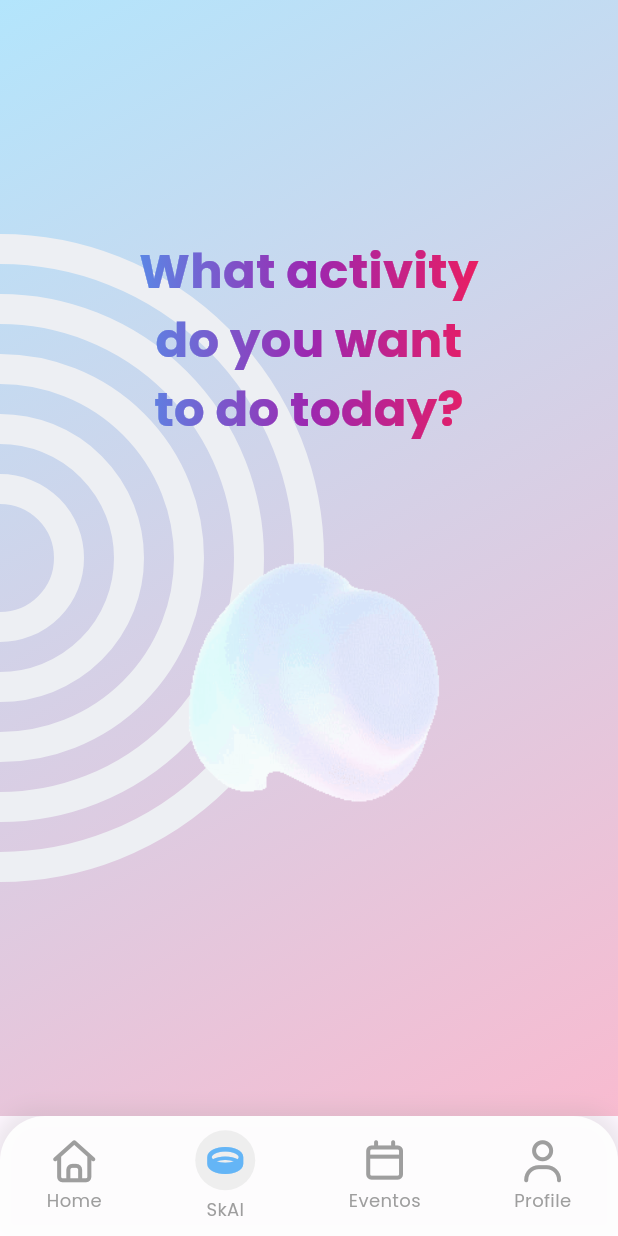
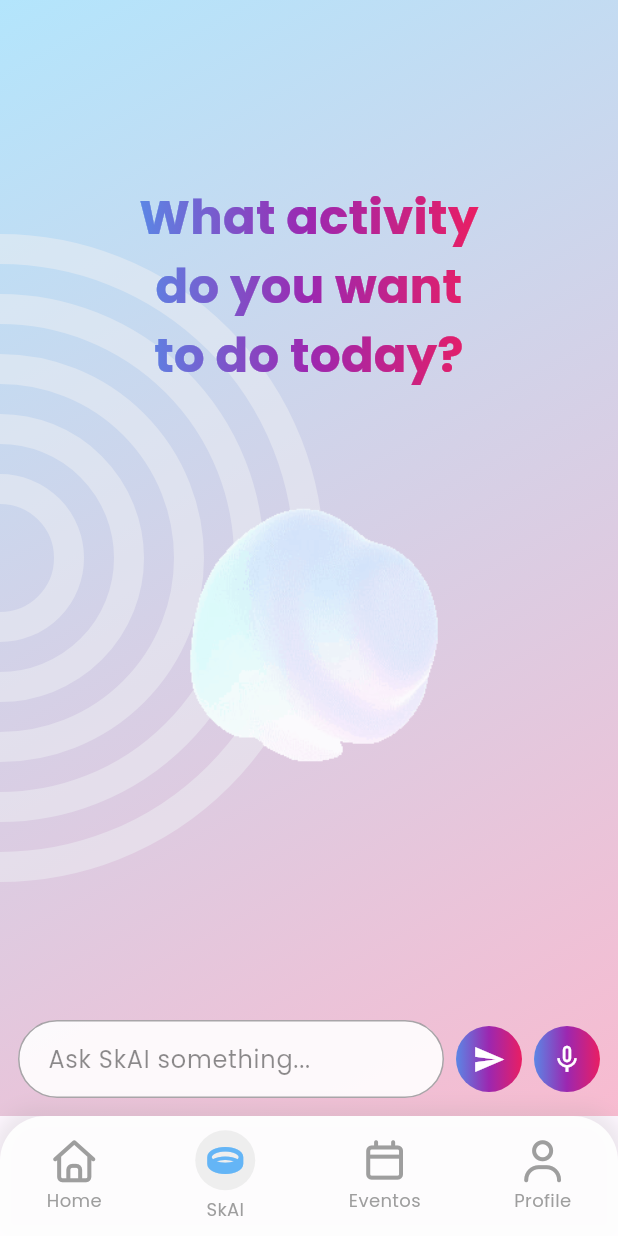
Before and after one commit to hiramcastillo36/space-apps-app, a Flutter app: the NavigationShell screen opened by its route, scrolled down 48 dp, after a tap on "Ask SkAI", on a phone screen of 412 x 824 dp. Run offline on Flutter 3.47's test engine with Material 3 defaults, Android fonts, the phone set to English and light mode, and no system bars; our stand-ins replace awesome_snackbar_content, flutter_tts, font_awesome_flutter, google_fonts, speech_to_text; statements that could not run were skipped.

Commit message:
feat: integration

```diff
--- a/lib/skai.dart
+++ b/lib/skai.dart
@@ -1,4 +1,5 @@
 import 'dart:async';
+import 'dart:math' as math;
 import 'package:flutter/material.dart';
 import 'package:google_fonts/google_fonts.dart';
 import 'package:web_socket_channel/web_socket_channel.dart';
@@ -9,13 +10,16 @@ import 'package:speech_to_text/speech_to_text.dart' as stt;
 import 'package:skai/services/auth_service.dart';
 import 'package:skai/services/conversation_service.dart';
 
-// Modelo de mensaje
+// --- Modelos y Enums ---
 class ChatMessage {
   final String text;
   final bool isUser;
   ChatMessage({required this.text, required this.isUser});
 }
 
+enum WeatherTheme { normal, sunny, verySunny, rainy }
+
+// --- Widget Principal ---
 class SkaiPage extends StatefulWidget {
   const SkaiPage({super.key});
 
@@ -23,27 +27,32 @@ class SkaiPage extends StatefulWidget {
   State<SkaiPage> createState() => _SkaiPageState();
 }
 
-class _SkaiPageState extends State<SkaiPage>
-    with SingleTickerProviderStateMixin {
+class _SkaiPageState extends State<SkaiPage> with TickerProviderStateMixin {
+  // 1. DECLARACIÓN DE VARIABLES DE ESTADO
   final TextEditingController _controller = TextEditingController();
   final ScrollController _scrollController = ScrollController();
   final List<ChatMessage> _messages = [];
 
-  bool _isInitialState = true;   // estamos en la vista inicial
+  bool _isInitialState = true;
+  WeatherTheme _currentTheme = WeatherTheme.normal;
 
   // Animación de salida del sphere (intro)
   late final AnimationController _introCtrl;
   late final Animation<double> _scaleAnim;
   late final Animation<double> _fadeAnim;
-  bool _isHidingIntro = false;   // para no duplicar animaciones
-  String? _pendingFirstMessage;  // texto a enviar tras animación (si fue por Enter)
+  bool _isHidingIntro = false;
+  String? _pendingFirstMessage;
 
-  // Gradiente de marca (consistente con Index/Profile)
+  // Gradiente de marca
   static const LinearGradient _brandGradient = LinearGradient(
     colors: [Color(0xFF5B86E5), Color(0xFF9C27B0), Color(0xFFE91E63)],
     begin: Alignment.centerLeft,
     end: Alignment.centerRight,
   );
+
+  // Controladores de animación de clima
+  late final AnimationController _sunController;
+  late final AnimationController _rainController;
 
   // WebSocket
   late WebSocketChannel _channel;
@@ -59,31 +68,106 @@ class _SkaiPageState extends State<SkaiPage>
   late stt.SpeechToText _speech;
   bool _isListening = false;
 
+  // 2. MÉTODOS DE CICLO DE VIDA (initState y dispose)
   @override
   void initState() {
     super.initState();
+
+    // Animación intro
     _introCtrl = AnimationController(
       vsync: this,
       duration: const Duration(milliseconds: 420),
     );
     _scaleAnim = CurvedAnimation(parent: _introCtrl, curve: Curves.easeIn);
-    _fadeAnim =
-        CurvedAnimation(parent: _introCtrl, curve: Curves.easeInOutCubic);
+    _fadeAnim = CurvedAnimation(parent: _introCtrl, curve: Curves.easeInOutCubic);
+
+    // Animaciones de clima
+    _sunController = AnimationController(
+      vsync: this,
+      duration: const Duration(seconds: 20),
+    )..repeat();
+
+    _rainController = AnimationController(
+      vsync: this,
+      duration: const Duration(seconds: 2),
+    )..repeat();
+
     _initTts();
     _initSpeech();
     _createNewConversation();
   }
 
+  @override
+  void dispose() {
+    _introCtrl.dispose();
+    _sunController.dispose();
+    _rainController.dispose();
+    _flutterTts.stop();
+    _speech.stop();
+    _subscription?.cancel();
+    _channel.sink.close();
+    _controller.dispose();
+    _scrollController.dispose();
+    super.dispose();
+  }
+
+  // 3. MÉTODO BUILD
+  @override
+  Widget build(BuildContext context) {
+    return Scaffold(
+      body: SafeArea(
+        child: Stack(
+          children: [
+            Positioned.fill(
+              child: AnimatedContainer(
+                duration: const Duration(seconds: 1),
+                curve: Curves.easeInOut,
+                decoration: BoxDecoration(
+                  gradient: _getCurrentGradient(),
+                ),
+              ),
+            ),
+            _buildWeatherAnimations(), // Animaciones de clima
+            Positioned.fill(
+              child: IgnorePointer(
+                child: BackgroundArcs(
+                  color: const Color(0xFFEDEFF3).withOpacity(0.5),
+                  stroke: 20,
+                  gap: 20,
+                  maxCoverage: 0.50,
+                  alignment: Alignment.centerLeft,
+                ),
+              ),
+            ),
+            GestureDetector(
+              behavior: HitTestBehavior.translucent,
+              onTap: () => FocusScope.of(context).unfocus(),
+              child: Column(
+                children: [
+                  Expanded(
+                    child: _isInitialState
+                        ? _buildAnimatedIntro()
+                        : _buildChatList(),
+                  ),
+                  SafeArea(top: false, child: _buildInputArea()),
+                ],
+              ),
+            ),
+          ],
+        ),
+      ),
+    );
+  }
+
+  // Crear nueva conversación
   Future<void> _createNewConversation() async {
     try {
-      // Obtener el token de autenticación
       final token = await AuthService.getToken();
       if (token == null) {
         print('No auth token available');
         return;
       }
 
-      // Crear una nueva conversación cada vez que se abre SkAI
       final conversationResult = await ConversationService.createConversation(
           'Chat ${DateTime.now().toString().split('.')[0]}'
       );
@@ -100,8 +184,6 @@ class _SkaiPageState extends State<SkaiPage>
       }
 
       print('New conversation created with ID: $_conversationId');
-
-      // Ahora conectar al WebSocket
       _connectWebSocket();
     } catch (e) {
       print('Error creating conversation: $e');
@@ -115,7 +197,6 @@ class _SkaiPageState extends State<SkaiPage>
         return;
       }
 
-      // Conectar al WebSocket con el ID de conversación
       final wsUrl = 'ws://20.151.177.103:8080/ws/chat/$_conversationId/';
 
       _channel = WebSocketChannel.connect(
@@ -134,6 +215,8 @@ class _SkaiPageState extends State<SkaiPage>
             final data = json.decode(message);
             if (!mounted) return;
             final responseText = data['message'] ?? message.toString();
+            final mood = data['mood'] as String?;
+
             setState(() {
               if (_isInitialState) {
                 _messages.clear();
@@ -143,6 +226,13 @@ class _SkaiPageState extends State<SkaiPage>
                 text: responseText,
                 isUser: false,
               ));
+
+              // Detectar tema del clima desde el campo 'mood' o desde el texto
+              if (mood != null) {
+                _setWeatherThemeFromMood(mood);
+              } else {
+                _detectWeatherTheme(responseText);
+              }
             });
             _speak(responseText);
             Timer(const Duration(milliseconds: 100), _scrollToBottom);
@@ -154,6 +244,7 @@ class _SkaiPageState extends State<SkaiPage>
                 text: responseText,
                 isUser: false,
               ));
+              _detectWeatherTheme(responseText);
             });
             _speak(responseText);
           }
@@ -218,11 +309,9 @@ class _SkaiPageState extends State<SkaiPage>
 
   Future<void> _toggleListening() async {
     if (_isListening) {
-      // Detener escucha
       await _speech.stop();
       setState(() => _isListening = false);
     } else {
-      // Iniciar escucha
       final available = await _speech.initialize();
       if (!available) {
         print('Speech recognition not available');
@@ -240,7 +329,7 @@ class _SkaiPageState extends State<SkaiPage>
             });
           }
         },
-        localeId: 'es_ES', // Español
+        localeId: 'es_ES',
         cancelOnError: true,
         listenMode: stt.ListenMode.confirmation,
       );
@@ -257,8 +346,54 @@ class _SkaiPageState extends State<SkaiPage>
     await _flutterTts.stop();
   }
 
-  // --- Envío de mensajes ---
+  // Establecer tema del clima desde el campo 'mood' del backend
+  void _setWeatherThemeFromMood(String mood) {
+    WeatherTheme newTheme = WeatherTheme.normal;
 
+    switch (mood.toLowerCase()) {
+      case 'rainy':
+        newTheme = WeatherTheme.rainy;
+        break;
+      case 'sunny':
+        newTheme = WeatherTheme.sunny;
+        break;
+      case 'verysunny':
+      case 'very_sunny':
+        newTheme = WeatherTheme.verySunny;
+        break;
+      case 'normal':
+      default:
+        newTheme = WeatherTheme.normal;
+        break;
+    }
+
+    if (newTheme != _currentTheme) {
+      _currentTheme = newTheme;
+    }
+  }
+
+  // Detectar tema del clima desde la respuesta de texto
+  void _detectWeatherTheme(String text) {
+    final input = text.toLowerCase();
+    WeatherTheme newTheme = WeatherTheme.normal;
+
+    if (input.contains('lluvia') || input.contains('rain') || input.contains('precipitación') ||
+        input.contains('llovizna')) {
+      newTheme = WeatherTheme.rainy;
+    } else if (input.contains('35') || input.contains('muy calor') || input.contains('very hot') ||
+        input.contains('ultra soleado')) {
+      newTheme = WeatherTheme.verySunny;
+    } else if (input.contains('sol') || input.contains('sunny') || input.contains('soleado') ||
+        input.contains('20') || input.contains('25') || input.contains('30')) {
+      newTheme = WeatherTheme.sunny;
+    }
+
+    if (newTheme != _currentTheme) {
+      _currentTheme = newTheme;
+    }
+  }
+
+  // 4. MÉTODOS AYUDANTES Y DE LÓGICA
   void _sendMessage() {
     final text = _controller.text.trim();
     if (text.isEmpty || !_isConnected) return;
@@ -266,20 +401,17 @@ class _SkaiPageState extends State<SkaiPage>
     FocusScope.of(context).unfocus();
 
     if (_isInitialState) {
-      // Si todavía estamos en la intro, primero ocultamos con animación
       _pendingFirstMessage = text;
       _controller.clear();
       _startChatTransition(addPendingAfter: true);
       return;
     }
 
-    // Flujo normal (ya en chat)
     final userMessage = ChatMessage(text: text, isUser: true);
     setState(() {
       _messages.add(userMessage);
     });
 
-    // Enviar mensaje por WebSocket
     final jsonMessage = json.encode({
       'message': text,
     });
@@ -288,9 +420,6 @@ class _SkaiPageState extends State<SkaiPage>
     _controller.clear();
     _scrollToBottom();
   }
-
-
-  // --- Transición de la intro (sphere) al chat ---
 
   void _startChatTransition({bool addPendingAfter = false}) {
     if (_isHidingIntro) return;
@@ -302,7 +431,6 @@ class _SkaiPageState extends State<SkaiPage>
         _isInitialState = false;
       });
 
-      // Si la transición fue gatillada por el primer envío, lo agregamos ahora
       if (addPendingAfter && _pendingFirstMessage != null) {
         final first = _pendingFirstMessage!;
         _pendingFirstMessage = null;
@@ -312,17 +440,13 @@ class _SkaiPageState extends State<SkaiPage>
           _messages.add(userMessage);
         });
 
-        // Enviar mensaje por WebSocket
         final jsonMessage = json.encode({
           'message': first,
         });
         _channel.sink.add(jsonMessage);
       }
 
-      // Limpia bandera después de terminar
       _isHidingIntro = false;
-
-      // Asegura scroll al final
       _scrollToBottom();
     });
   }
@@ -339,82 +463,47 @@ class _SkaiPageState extends State<SkaiPage>
     });
   }
 
-  // --- UI ---
-
-  @override
-  void dispose() {
-    _introCtrl.dispose();
-    _flutterTts.stop();
-    _speech.stop();
-    _subscription?.cancel();
-    _channel.sink.close();
-    _controller.dispose();
-    _scrollController.dispose();
-    super.dispose();
+  LinearGradient _getCurrentGradient() {
+    switch (_currentTheme) {
+      case WeatherTheme.sunny:
+        return LinearGradient(colors: [Colors.lightBlue.shade200, Colors.yellow.shade400], begin: Alignment.topLeft, end: Alignment.bottomRight);
+      case WeatherTheme.verySunny:
+        return LinearGradient(colors: [Colors.yellow.shade500, Colors.orange.shade700], begin: Alignment.topLeft, end: Alignment.bottomRight);
+      case WeatherTheme.rainy:
+        return LinearGradient(colors: [Colors.blueGrey.shade700, Colors.grey.shade500], begin: Alignment.topLeft, end: Alignment.bottomRight);
+      case WeatherTheme.normal:
+      default:
+        return LinearGradient(colors: [Colors.lightBlue.shade100, Colors.pink.shade100], begin: Alignment.topLeft, end: Alignment.bottomRight);
+    }
   }
 
-  @override
-  Widget build(BuildContext context) {
-    return Scaffold(
-      body: SafeArea(
+  // 5. WIDGETS DE UI (BUILDERS)
+  Widget _buildWeatherAnimations() {
+    return IgnorePointer(
       child: Stack(
         children: [
-            // 1) Fondo base (gradiente)
-            Positioned.fill(
-              child: Container(
-                decoration: BoxDecoration(
-                  gradient: LinearGradient(
-                    begin: Alignment.topLeft,
-                    end: Alignment.bottomRight,
-                    colors: [Colors.lightBlue.shade100, Colors.pink.shade100],
+          if (_currentTheme == WeatherTheme.sunny || _currentTheme == WeatherTheme.verySunny)
+            _SunWidget(
+              controller: _sunController,
+              isVerySunny: _currentTheme == WeatherTheme.verySunny,
             ),
-                ),
-              ),
-            ),
-            // 2) Semicírculos
-            const Positioned.fill(
-              child: IgnorePointer(
-                child: BackgroundArcs(
-                  color: Color(0xFFEDEFF3),
-                  stroke: 20,
-                  gap: 20,
-                  maxCoverage: 0.50,
-                  alignment: Alignment.centerLeft,
-                ),
-              ),
-            ),
-            // 3) Contenido
-            GestureDetector(
-              behavior: HitTestBehavior.translucent,
-              onTap: () => FocusScope.of(context).unfocus(),
-              child: Column(
-                children: [
-                  // Vista inicial con animación
-                  if (_isInitialState) _buildAnimatedIntro(),
-                  // Chat visible cuando se sale de la intro
-                  if (!_isInitialState) Expanded(child: _buildChatList()),
-                  if (!_isInitialState)
-                    SafeArea(top: false, child: _buildInputArea()),
+          if (_currentTheme == WeatherTheme.rainy)
+            _RainWidget(controller: _rainController),
         ],
-              ),
-            ),
-          ],
-        ),
       ),
     );
   }
 
-  // --- Intro animada (texto + sphere con Scale+Fade) ---
+
   Widget _buildAnimatedIntro() {
-    return Expanded(
-      child: Center(
+    return Center(
       child: Padding(
         padding: const EdgeInsets.symmetric(horizontal: 24.0),
         child: AnimatedBuilder(
           animation: _introCtrl,
           builder: (context, child) {
-              final scale = 1.0 - (_scaleAnim.value * 0.6); // escala 1 → 0.4
-              final opacity = 1.0 - _fadeAnim.value;         // opacidad 1 → 0
+            final scale = 1.0 - (_scaleAnim.value * 0.6);
+            final opacity = 1.0 - _fadeAnim.value;
             return Opacity(
               opacity: opacity.clamp(0.0, 1.0),
               child: Transform.scale(
@@ -427,20 +516,18 @@ class _SkaiPageState extends State<SkaiPage>
             mainAxisAlignment: MainAxisAlignment.center,
             children: [
               ShaderMask(
-                  shaderCallback: (bounds) =>
-                      _brandGradient.createShader(bounds),
+                shaderCallback: (bounds) => _brandGradient.createShader(bounds),
                 child: Text(
                   'What activity\ndo you want\nto do today?',
                   textAlign: TextAlign.center,
                   style: GoogleFonts.poppins(
                     fontSize: 32,
                     fontWeight: FontWeight.bold,
-                      color: Colors.white, // necesario para el gradiente
+                    color: Colors.white,
                   ),
                 ),
               ),
               const SizedBox(height: 40),
-                // Tap en el sphere dispara la transición
               GestureDetector(
                 onTap: () => _startChatTransition(),
                 child: Hero(
@@ -452,7 +539,6 @@ class _SkaiPageState extends State<SkaiPage>
                       height: 250,
                       fit: BoxFit.cover,
                       gaplessPlayback: true,
-                        semanticLabel: 'Animated sphere assistant',
                       errorBuilder: (_, __, ___) => const SizedBox.shrink(),
                     ),
                   ),
@@ -462,11 +548,9 @@ class _SkaiPageState extends State<SkaiPage>
           ),
         ),
       ),
-      ),
     );
   }
 
-  // --- Lista de chat ---
   Widget _buildChatList() {
     return ListView.builder(
       controller: _scrollController,
@@ -474,7 +558,7 @@ class _SkaiPageState extends State<SkaiPage>
         16,
         16,
         16,
-        8 + MediaQuery.of(context).viewInsets.bottom, // evita que lo tape el teclado
+        8 + MediaQuery.of(context).viewInsets.bottom,
       ),
       itemCount: _messages.length,
       itemBuilder: (context, index) {
@@ -484,23 +568,17 @@ class _SkaiPageState extends State<SkaiPage>
     );
   }
 
-  // --- Burbujas ---
   Widget _buildChatBubble(ChatMessage message) {
-    final isUser = message.isUser;
-
-    if (!isUser) {
-      // SkAI: GIF + tarjeta (sin Hero para evitar conflictos)
-      return Padding(
-        padding: const EdgeInsets.symmetric(vertical: 6.0, horizontal: 8.0),
-        child: Row(
+    if (!message.isUser) {
+      return Row(
         crossAxisAlignment: CrossAxisAlignment.start,
         children: [
           _skaiGifCircle(size: 44),
           const SizedBox(width: 10),
           Expanded(
             child: Container(
-                padding:
-                    const EdgeInsets.symmetric(horizontal: 14.0, vertical: 10.0),
+              margin: const EdgeInsets.symmetric(vertical: 6.0),
+              padding: const EdgeInsets.symmetric(horizontal: 14.0, vertical: 10.0),
               decoration: BoxDecoration(
                 color: Colors.white.withOpacity(0.7),
                 borderRadius: BorderRadius.circular(18),
@@ -514,26 +592,19 @@ class _SkaiPageState extends State<SkaiPage>
               ),
               child: Text(
                 message.text,
-                  style: GoogleFonts.poppins(
-                    color: Colors.black87,
-                    fontSize: 16,
-                  ),
+                style: GoogleFonts.poppins(color: Colors.black87, fontSize: 16),
               ),
             ),
           ),
         ],
-        ),
       );
     }
 
-    // Usuario
-    return Padding(
-      padding: const EdgeInsets.symmetric(vertical: 6.0, horizontal: 8.0),
-      child: Align(
+    return Align(
       alignment: Alignment.centerRight,
       child: Container(
-          padding:
-              const EdgeInsets.symmetric(horizontal: 14.0, vertical: 10.0),
+        margin: const EdgeInsets.symmetric(vertical: 6.0),
+        padding: const EdgeInsets.symmetric(horizontal: 14.0, vertical: 10.0),
         decoration: BoxDecoration(
           color: Colors.white.withOpacity(0.85),
           borderRadius: BorderRadius.circular(18),
@@ -547,17 +618,12 @@ class _SkaiPageState extends State<SkaiPage>
         ),
         child: Text(
           message.text,
-            style: GoogleFonts.poppins(
-              color: Colors.pink.shade400,
-              fontSize: 16,
-            ),
-          ),
+          style: GoogleFonts.poppins(color: Colors.pink.shade400, fontSize: 16),
         ),
       ),
     );
   }
 
-  // Sphere como avatar circular
   Widget _skaiGifCircle({double size = 56}) {
     return Container(
       width: size,
@@ -571,20 +637,17 @@ class _SkaiPageState extends State<SkaiPage>
           'assets/images/sphere.gif',
           fit: BoxFit.cover,
           gaplessPlayback: true,
-          semanticLabel: 'Animated sphere assistant',
           errorBuilder: (_, __, ___) => const SizedBox.shrink(),
         ),
       ),
     );
   }
 
-  // Input
   Widget _buildInputArea() {
     return Padding(
       padding: const EdgeInsets.fromLTRB(12, 8, 12, 12),
       child: Row(
         children: [
-        // Caja de texto
           Expanded(
             child: TextField(
               controller: _controller,
@@ -613,9 +676,7 @@ Widget _buildInputArea() {
               ),
             ),
           ),
-
           const SizedBox(width: 8),
-
           // Botón enviar
           InkWell(
             borderRadius: BorderRadius.circular(24),
@@ -630,9 +691,7 @@ Widget _buildInputArea() {
               child: const Icon(Icons.send, color: Colors.white, size: 22),
             ),
           ),
-
           const SizedBox(width: 8),
-
           // Botón micrófono con speech-to-text
           InkWell(
             borderRadius: BorderRadius.circular(24),
@@ -661,10 +720,9 @@ Widget _buildInputArea() {
       ),
     );
   }
-
 }
 
-/// ===== Fondo con semicírculos concéntricos lado izquierdo (reusable) =====
+// --- Widget de Fondo (sin cambios) ---
 class BackgroundArcs extends StatelessWidget {
   const BackgroundArcs({
     super.key,
@@ -736,7 +794,6 @@ class _ArcsPainter extends CustomPainter {
       final r = maxRadius - i * step;
       if (r <= 0) break;
       final rect = Rect.fromCircle(center: center, radius: r);
-      // Semicírculo derecho
       canvas.drawArc(rect, -1.57079632679, 3.14159265359, false, paint);
     }
   }
@@ -744,3 +801,114 @@ class _ArcsPainter extends CustomPainter {
   @override
   bool shouldRepaint(covariant CustomPainter oldDelegate) => false;
 }
+
+// --- NUEVOS WIDGETS DE ANIMACIÓN ---
+
+class _SunWidget extends StatelessWidget {
+  final AnimationController controller;
+  final bool isVerySunny;
+
+  const _SunWidget({required this.controller, required this.isVerySunny});
+
+  @override
+  Widget build(BuildContext context) {
+    return Align(
+      alignment: Alignment.topRight,
+      child: Padding(
+        padding: const EdgeInsets.only(top: 40, right: 40),
+        child: RotationTransition(
+          turns: controller,
+          child: Icon(
+            Icons.wb_sunny_rounded,
+            color: isVerySunny ? Colors.orangeAccent.shade400.withOpacity(0.8) : Colors.yellow.shade600.withOpacity(0.8),
+            size: isVerySunny ? 120 : 100,
+            shadows: [
+              BoxShadow(
+                color: isVerySunny ? Colors.orange.withOpacity(0.5) : Colors.yellow.withOpacity(0.5),
+                blurRadius: 30,
+                spreadRadius: 10,
+              )
+            ],
+          ),
+        ),
+      ),
+    );
+  }
+}
+
+class _RainWidget extends StatefulWidget {
+  final AnimationController controller;
+  const _RainWidget({required this.controller});
+
+  @override
+  State<_RainWidget> createState() => _RainWidgetState();
+}
+
+class _RainWidgetState extends State<_RainWidget> {
+  late final List<_Raindrop> raindrops;
+
+  @override
+  void initState() {
+    super.initState();
+    raindrops = List.generate(
+      100,
+          (index) => _Raindrop(
+        x: math.Random().nextDouble(),
+        y: math.Random().nextDouble(),
+        speed: math.Random().nextDouble() * 0.4 + 0.2,
+        length: math.Random().nextDouble() * 15 + 10,
+      ),
+    );
+  }
+
+  @override
+  Widget build(BuildContext context) {
+    return AnimatedBuilder(
+      animation: widget.controller,
+      builder: (context, child) {
+        return CustomPaint(
+          size: Size.infinite,
+          painter: _RainPainter(
+            raindrops: raindrops,
+            animationValue: widget.controller.value,
+          ),
+        );
+      },
+    );
+  }
+}
+
+class _RainPainter extends CustomPainter {
+  final List<_Raindrop> raindrops;
+  final double animationValue;
+
+  _RainPainter({required this.raindrops, required this.animationValue});
+
+  @override
+  void paint(Canvas canvas, Size size) {
+    final paint = Paint()
+      ..color = Colors.white.withOpacity(0.6)
+      ..strokeWidth = 2.5
+      ..strokeCap = StrokeCap.round;
+
+    for (var drop in raindrops) {
+      final startY = (drop.y + animationValue * drop.speed) % 1.0;
+      final p1 = Offset(drop.x * size.width, startY * size.height);
+      final p2 = Offset(drop.x * size.width, (startY * size.height) + drop.length);
+      canvas.drawLine(p1, p2, paint);
+    }
+  }
+
+  @override
+  bool shouldRepaint(covariant _RainPainter oldDelegate) {
+    return animationValue != oldDelegate.animationValue;
+  }
+}
+
+class _Raindrop {
+  final double x;
+  final double y;
+  final double speed;
+  final double length;
+  _Raindrop({required this.x, required this.y, required this.speed, required this.length});
+}
--- a/lib/widgets/navigation_shell.dart
+++ b/lib/widgets/navigation_shell.dart
@@ -14,20 +14,29 @@ class NavigationShell extends StatefulWidget {
 
 class _NavigationShellState extends State<NavigationShell> {
   int _selectedIndex = 0;
+  int _skaiPageKey = 0;
 
   // Si quieres preservar posiciones de scroll entre tabs
   final PageStorageBucket _bucket = PageStorageBucket();
 
-  late final List<Widget> _pages = <Widget>[
-    Index(onOpenSkai: () => _onItemTapped(1)),
-    const SkaiPage(),
-    const Eventos(),
-    const ProfilePage(),
-  ];
-
   void _onItemTapped(int index) {
     if (!mounted) return;
-    setState(() => _selectedIndex = index);
+    setState(() {
+      // Si estamos navegando a SkAI, crear una nueva instancia
+      if (index == 1 && _selectedIndex != 1) {
+        _skaiPageKey++;
+      }
+      _selectedIndex = index;
+    });
+  }
+
+  List<Widget> _buildPages() {
+    return <Widget>[
+      Index(onOpenSkai: () => _onItemTapped(1)),
+      SkaiPage(key: ValueKey(_skaiPageKey)),
+      const Eventos(),
+      const ProfilePage(),
+    ];
   }
 
   @override
@@ -38,7 +47,7 @@ class _NavigationShellState extends State<NavigationShell> {
         bucket: _bucket,
         child: IndexedStack(
           index: _selectedIndex,
-          children: _pages,
+          children: _buildPages(),
         ),
       ),
       bottomNavigationBar: SafeArea(
```
Lines whose indentation alone changed are shown as unchanged.
